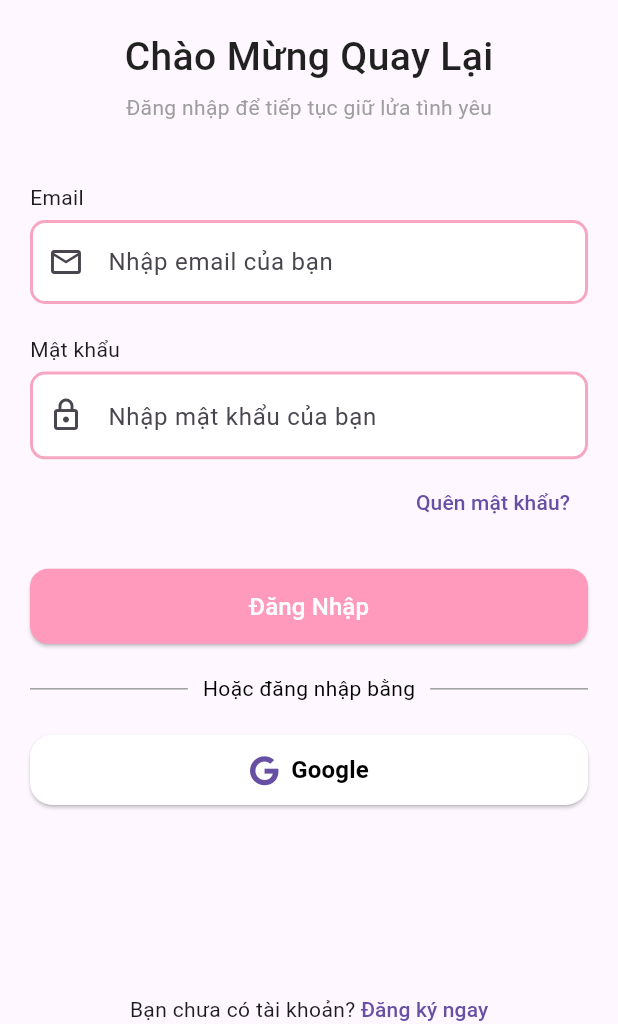
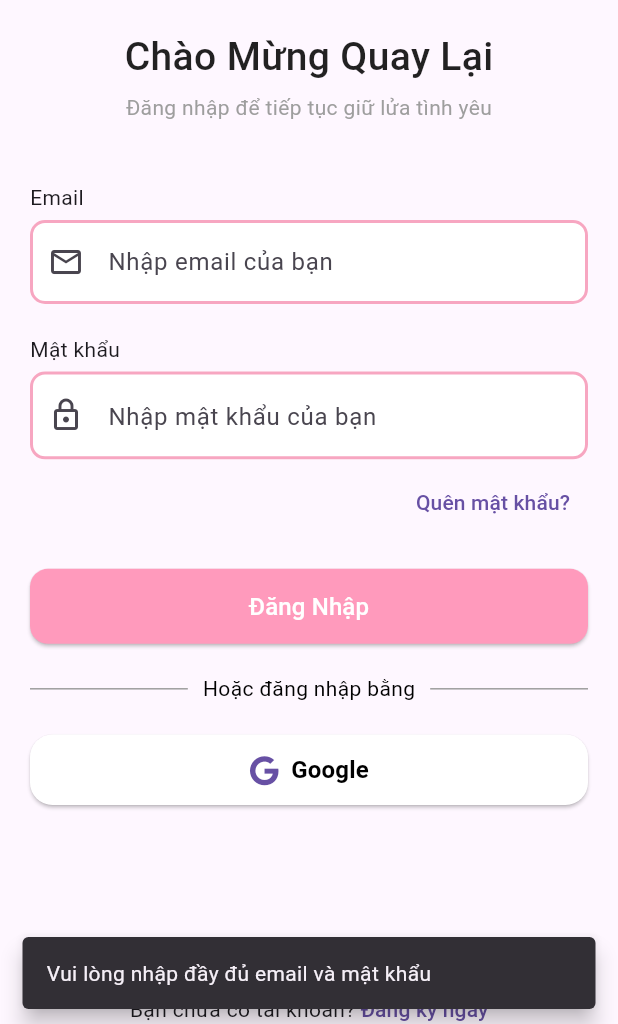
Before and after one commit to LoveSync-App/LoveSync-Mobile, a Flutter app: the screen it shows after launch, after a tap on "Đăng Nhập", on a phone screen of 412 x 824 dp, the part 212-1236 px from its top. Run offline on Flutter 3.47's test engine with Material 3 defaults, Android fonts, the phone set to English and light mode, and no system bars; our stand-ins replace dio, font_awesome_flutter, go_router, pinput, qr_flutter, shared_preferences and 1 more; missing offline and left inert: mobile_scanner; network calls fail.

Commit message:
feat(auth): add post-login home page redirection #2

```diff
--- a/lib/app_router.dart
+++ b/lib/app_router.dart
@@ -62,22 +62,33 @@ class AppRouter {
       ),
     ],
     redirect: (context, state) {
-      final accessToken = context.read<AuthProvider>().accessToken;
-      final isLoggingIn = context.read<AuthProvider>().isLoadingInit;
+      final accessToken = _authProvider.accessToken;
+      final isLoadingInit = _authProvider.isLoadingInit;
 
-      if (isLoggingIn) {
-        return '/loading';
+      final location = state.matchedLocation;
+
+      final isAuthPage =
+          location == '/login' ||
+          location == '/register' ||
+          location == '/forgot-password';
+
+      if (isLoadingInit) {
+        return location == '/loading' ? null : '/loading';
       }
 
-      if (state.matchedLocation == '/register' ||
-          state.matchedLocation == '/login' ||
-          state.matchedLocation == '/forgot-password') {
-        return null;
+      if (location == '/loading') {
+        return accessToken.isNotEmpty ? '/couple/code' : '/login';
       }
 
-      if (accessToken.isEmpty) {
+      if (accessToken.isEmpty && !isAuthPage) {
         return '/login';
       }
+
+      if (accessToken.isNotEmpty && isAuthPage) {
+        return '/couple/code';
+      }
+
+      return null;
     },
   );
 }
--- /dev/null
+++ b/lib/features/auth/data/datasources/auth_remote_datasource.dart
@@ -0,0 +1,23 @@
+import 'package:dio/dio.dart';
+import 'package:lovesync_mobile/features/auth/data/models/login_response_model.dart';
+
+class AuthRemoteDatasource {
+  final Dio dio;
+  AuthRemoteDatasource(this.dio);
+
+  Future<LoginResponseModel> login(String email, String password) async {
+    try {
+      final response = await dio.post(
+        '/auth/login',
+        data: {'email': email, 'password': password},
+      );
+      return LoginResponseModel.fromJson(response.data['data']);
+    } on DioException catch (e) {
+      if (e.response?.statusCode == 401) {
+        throw Exception('Mật khẩu hoặc email không đúng');
+      } else {
+        throw Exception('Lỗi khi kết nối đến server');
+      }
+    }
+  }
+}
--- /dev/null
+++ b/lib/features/auth/data/models/login_response_model.dart
@@ -0,0 +1,15 @@
+import 'package:lovesync_mobile/features/auth/data/models/user_response_modal.dart';
+
+class LoginResponseModel {
+  final String accessToken;
+  final UserResponseModal user;
+
+  LoginResponseModel({required this.accessToken, required this.user});
+
+  factory LoginResponseModel.fromJson(Map<String, dynamic> json) {
+    return LoginResponseModel(
+      accessToken: json['accessToken'] as String,
+      user: UserResponseModal.fromJson(json['user'] as Map<String, dynamic>),
+    );
+  }
+}
--- /dev/null
+++ b/lib/features/auth/data/models/user_response_modal.dart
@@ -0,0 +1,19 @@
+class UserResponseModal {
+  final String id;
+  final String name;
+  final String email;
+
+  UserResponseModal({
+    required this.id,
+    required this.name,
+    required this.email,
+  });
+
+  factory UserResponseModal.fromJson(Map<String, dynamic> json) {
+    return UserResponseModal(
+      id: json['id'] as String,
+      name: json['name'] as String,
+      email: json['email'] as String,
+    );
+  }
+}
--- /dev/null
+++ b/lib/features/auth/data/repositories/auth_repository_impl.dart
@@ -0,0 +1,19 @@
+import 'package:lovesync_mobile/features/auth/data/datasources/auth_remote_datasource.dart';
+import 'package:lovesync_mobile/features/auth/domain/entities/login_response.dart';
+import 'package:lovesync_mobile/features/auth/domain/repositories/auth_repository.dart';
+
+class AuthRepositoryImpl extends AuthRepository {
+  final AuthRemoteDatasource remoteDatasource;
+  AuthRepositoryImpl(this.remoteDatasource);
+
+  @override
+  Future<LoginResponse> login(String email, String password) async {
+    final loginResponseModel = await remoteDatasource.login(email, password);
+    return LoginResponse(
+      id: loginResponseModel.user.id,
+      name: loginResponseModel.user.name,
+      email: loginResponseModel.user.email,
+      accessToken: loginResponseModel.accessToken,
+    );
+  }
+}
--- /dev/null
+++ b/lib/features/auth/domain/entities/login_response.dart
@@ -0,0 +1,9 @@
+class LoginResponse {
+  final String accessToken;
+
+  final String id;
+  final String email;
+  final String name;
+
+  LoginResponse({required this.id, required this.email, required this.name, required this.accessToken});
+}
--- /dev/null
+++ b/lib/features/auth/domain/repositories/auth_repository.dart
@@ -0,0 +1,5 @@
+import 'package:lovesync_mobile/features/auth/domain/entities/login_response.dart';
+
+abstract class AuthRepository {
+  Future<LoginResponse> login(String email, String password);
+}
--- /dev/null
+++ b/lib/features/auth/domain/usecases/post_login.dart
@@ -0,0 +1,12 @@
+import 'package:lovesync_mobile/features/auth/domain/entities/login_response.dart';
+import 'package:lovesync_mobile/features/auth/domain/repositories/auth_repository.dart';
+
+class PostLogin {
+  final AuthRepository authRepository;
+
+  PostLogin(this.authRepository);
+
+  Future<LoginResponse> call(String email, String password) async {
+    return await authRepository.login(email, password);
+  }
+}
--- a/lib/features/auth/presentation/pages/login_page.dart
+++ b/lib/features/auth/presentation/pages/login_page.dart
@@ -1,6 +1,12 @@
 import 'package:flutter/material.dart';
 import 'package:font_awesome_flutter/font_awesome_flutter.dart';
 import 'package:go_router/go_router.dart';
+import 'package:lovesync_mobile/core/network/dio_client.dart';
+import 'package:lovesync_mobile/features/auth/data/datasources/auth_remote_datasource.dart';
+import 'package:lovesync_mobile/features/auth/data/repositories/auth_repository_impl.dart';
+import 'package:lovesync_mobile/features/auth/domain/usecases/post_login.dart';
+import 'package:lovesync_mobile/providers/auth_provider.dart';
+import 'package:provider/provider.dart';
 
 class LoginPage extends StatefulWidget {
   const LoginPage({super.key});
@@ -10,13 +16,73 @@ class LoginPage extends StatefulWidget {
 }
 
 class _LoginPageState extends State<LoginPage> {
+  final PostLogin _postLogin = PostLogin(
+    AuthRepositoryImpl(AuthRemoteDatasource(DioClient.instance.dio)),
+  );
+
   bool _isShowPassword = false;
+  TextEditingController _emailController = TextEditingController();
+  TextEditingController _passwordController = TextEditingController();
+
+  bool _isLoading = false;
+
+  void _onClickLogin() async {
+    try {
+      setState(() {
+        _isLoading = true;
+      });
+
+      final email = _emailController.text.trim();
+      final password = _passwordController.text.trim();
+
+      if (email.isEmpty || password.isEmpty) {
+        ScaffoldMessenger.of(context).showSnackBar(
+          const SnackBar(
+            content: Text('Vui lòng nhập đầy đủ email và mật khẩu'),
+            behavior: SnackBarBehavior.floating,
+          ),
+        );
+        return;
+      }
+
+      final response = await _postLogin.call(email, password);
+
+      if (mounted) {
+        await context.read<AuthProvider>().login(response.accessToken);
+        if (mounted) {
+          ScaffoldMessenger.of(context).showSnackBar(
+            SnackBar(
+              content: Text('Đăng nhập thành công!'),
+              // content: Text("${response.accessToken}"),
+              behavior: SnackBarBehavior.floating,
+            ),
+          );
+          context.go("/couple/code");
+        }
+      }
+    } catch (e) {
+      if (mounted) {
+        ScaffoldMessenger.of(context).showSnackBar(
+          SnackBar(
+            content: Text(e.toString()),
+            behavior: SnackBarBehavior.floating,
+          ),
+        );
+      }
+    } finally {
+      setState(() {
+        _isLoading = false;
+      });
+    }
+  }
 
   @override
   Widget build(BuildContext context) {
     return Scaffold(
       body: SafeArea(
-        child: Container(
+        child: Stack(
+          children: [
+            Container(
               // margin: EdgeInsets.symmetric(horizontal: 20, vertical: 40),
               margin: const EdgeInsets.fromLTRB(20, 40, 20, 0),
               width: double.infinity,
@@ -71,19 +137,25 @@ class _LoginPageState extends State<LoginPage> {
                         const Text("Email"),
                         const SizedBox(height: 5),
                         TextField(
+                          controller: _emailController,
+                          keyboardType: TextInputType.emailAddress,
                           decoration: InputDecoration(
                             filled: true,
                             fillColor: Colors.white,
                             prefixIcon: const Icon(Icons.email_outlined),
                             enabledBorder: const OutlineInputBorder(
-                          borderRadius: BorderRadius.all(Radius.circular(10)),
+                              borderRadius: BorderRadius.all(
+                                Radius.circular(10),
+                              ),
                               borderSide: BorderSide(
                                 width: 2,
                                 color: Color.fromARGB(255, 247, 166, 193),
                               ),
                             ),
                             focusedBorder: const OutlineInputBorder(
-                          borderRadius: BorderRadius.all(Radius.circular(12)),
+                              borderRadius: BorderRadius.all(
+                                Radius.circular(12),
+                              ),
                               borderSide: BorderSide(
                                 color: Color.fromARGB(255, 255, 68, 131),
                                 width: 2,
@@ -103,8 +175,8 @@ class _LoginPageState extends State<LoginPage> {
                         const Text("Mật khẩu"),
                         const SizedBox(height: 5),
                         TextField(
+                          controller: _passwordController,
                           obscureText: !_isShowPassword,
-
                           decoration: InputDecoration(
                             filled: true,
                             fillColor: Colors.white,
@@ -123,14 +195,18 @@ class _LoginPageState extends State<LoginPage> {
                               ),
                             ),
                             enabledBorder: const OutlineInputBorder(
-                          borderRadius: BorderRadius.all(Radius.circular(10)),
+                              borderRadius: BorderRadius.all(
+                                Radius.circular(10),
+                              ),
                               borderSide: BorderSide(
                                 width: 2,
                                 color: Color.fromARGB(255, 247, 166, 193),
                               ),
                             ),
                             focusedBorder: const OutlineInputBorder(
-                          borderRadius: BorderRadius.all(Radius.circular(12)),
+                              borderRadius: BorderRadius.all(
+                                Radius.circular(12),
+                              ),
                               borderSide: BorderSide(
                                 color: Color.fromARGB(255, 255, 68, 131),
                                 width: 2,
@@ -158,9 +234,16 @@ class _LoginPageState extends State<LoginPage> {
                     width: double.infinity,
                     height: 50,
                     child: ElevatedButton(
-                  onPressed: () {},
+                      onPressed: () {
+                        _onClickLogin();
+                      },
                       style: ElevatedButton.styleFrom(
-                    backgroundColor: const Color.fromARGB(255, 255, 154, 188),
+                        backgroundColor: const Color.fromARGB(
+                          255,
+                          255,
+                          154,
+                          188,
+                        ),
                         shape: RoundedRectangleBorder(
                           borderRadius: BorderRadius.circular(12),
                         ),
@@ -245,6 +328,15 @@ class _LoginPageState extends State<LoginPage> {
                 ],
               ),
             ),
+            if (_isLoading)
+              Container(
+                width: double.infinity,
+                height: double.infinity,
+                color: Colors.white.withOpacity(0.8),
+                child: const Center(child: CircularProgressIndicator()),
+              ),
+          ],
+        ),
       ),
     );
   }
--- a/lib/main.dart
+++ b/lib/main.dart
@@ -19,7 +19,7 @@ class MyApp extends StatelessWidget {
 
   @override
   Widget build(BuildContext context) {
-    final authProvider = context.watch<AuthProvider>();
+    final authProvider = context.read<AuthProvider>();
 
     return MaterialApp.router(
       title: 'Flutter Demo',
--- a/lib/providers/auth_provider.dart
+++ b/lib/providers/auth_provider.dart
@@ -15,6 +15,7 @@ class AuthProvider extends ChangeNotifier {
     _isLoadingInit = true;
     notifyListeners();
     _accessToken = await _authStorage.readAccessToken() ?? '';
+    print('Loaded access token: $_accessToken');
     _isLoadingInit = false;
     notifyListeners();
   }
```
Lines whose indentation alone changed are shown as unchanged.
